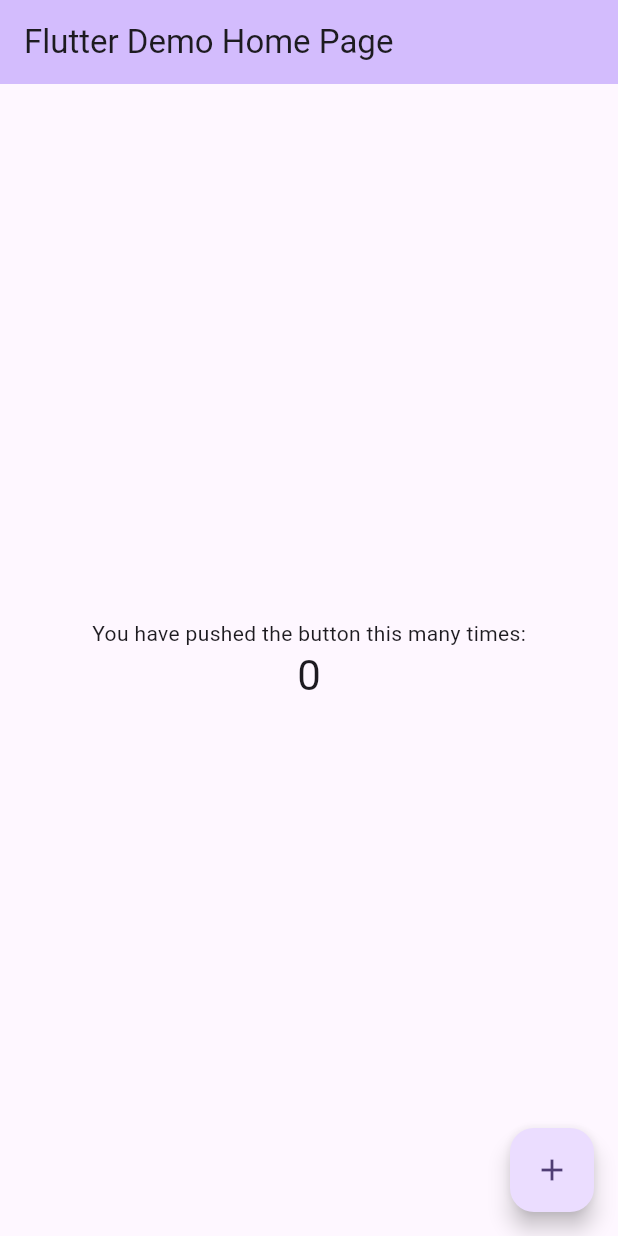
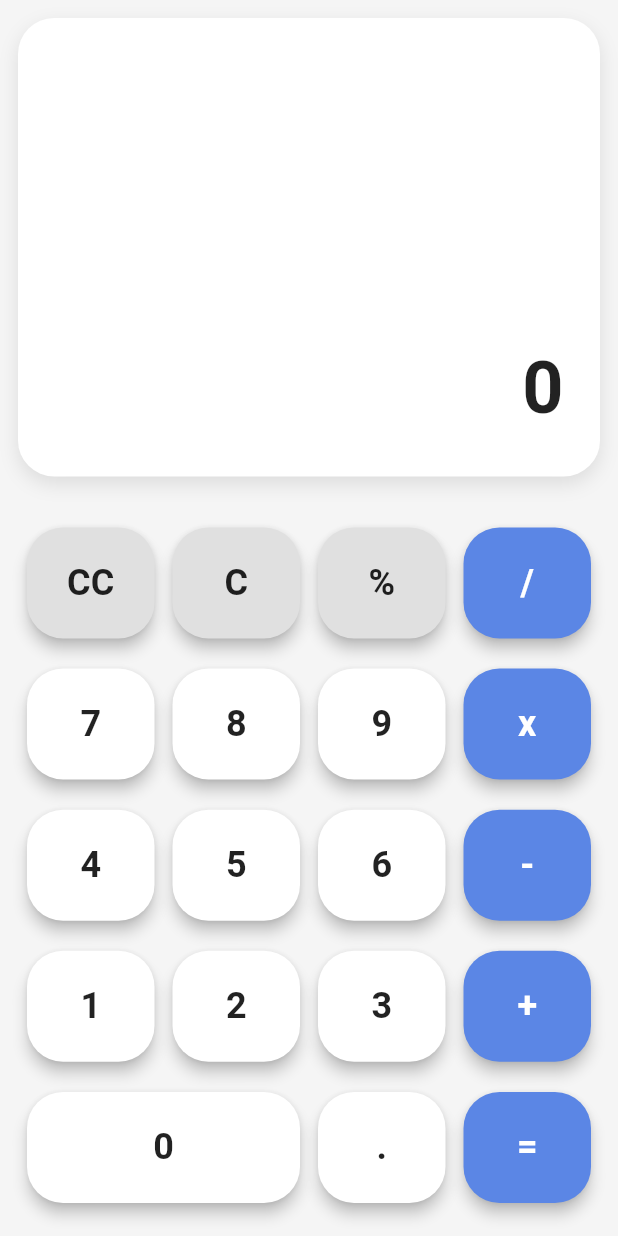
Before and after one commit to AbuBakarSiddikNayem/my_calculator, a Flutter app: the screen it shows after launch, on a phone screen of 412 x 824 dp. Run offline on Flutter 3.47's test engine with Material 3 defaults, Android fonts, the phone set to English and light mode, and no system bars.

Commit message:
Implement calculator functionality with UI in Home_Screen.dart

```diff
--- /dev/null
+++ b/lib/Src/Screens/Home_Screen.dart
@@ -0,0 +1,400 @@
+import 'package:flutter/material.dart';
+
+class CalculatorScreen extends StatefulWidget {
+  const CalculatorScreen({super.key});
+
+  @override
+  State<CalculatorScreen> createState() => _CalculatorScreenState();
+}
+
+class _CalculatorScreenState extends State<CalculatorScreen> {
+  String _input = '0';
+  String _result = '';
+  String _operation = '';
+  double _num1 = 0;
+  bool _isOperationClicked = false;
+  String _history = '';
+  String _currentCalculation = '';
+  bool _isResultShown = false;
+
+  void _onNumberClick(String value) {
+    setState(() {
+      if (_input == '0' || _isOperationClicked || _isResultShown) {
+        _input = value;
+        _isOperationClicked = false;
+        if (_isResultShown) {
+          _result = '';
+          _currentCalculation = '';
+          _operation = '';
+          _num1 = 0;
+        }
+        _isResultShown = false;
+      } else {
+        _input += value;
+      }
+
+      if (_operation.isNotEmpty) {
+        _currentCalculation = "${_num1.toString()} $_operation $_input";
+      }
+    });
+  }
+
+  void _onOperationClick(String operation) {
+    setState(() {
+      if (_isResultShown) {
+        _result = '';
+        _isResultShown = false;
+        _currentCalculation = '';
+      }
+      _num1 = double.tryParse(_input) ?? 0;
+      _operation = operation;
+      _isOperationClicked = true;
+
+      _currentCalculation = "${_num1.toString()} $operation";
+    });
+  }
+
+  void _onEqualClick() {
+    setState(() {
+      double num2 = double.tryParse(_input) ?? 0;
+      double result = 0;
+      String fullCalculation = "$_num1 $_operation $num2";
+      switch (_operation) {
+        case '+':
+          result = _num1 + num2;
+          break;
+        case '-':
+          result = _num1 - num2;
+          break;
+        case 'x':
+          result = _num1 * num2;
+          break;
+        case '/':
+          if (num2 != 0) {
+            result = _num1 / num2;
+          } else {
+            _result = 'Error';
+            _input = '0';
+            _history = '$fullCalculation = Error';
+            _currentCalculation = '';
+            _isResultShown = true;
+
+            return;
+          }
+          break;
+      }
+      _result = (result == result.toInt())
+          ? result.toInt().toString()
+          : result.toString();
+
+      _history = '$_history\n$fullCalculation = $_result';
+      _input = '0';
+      _currentCalculation = '';
+      _operation = '';
+      _isResultShown = true;
+    });
+  }
+
+  void _onClearClick() {
+    setState(() {
+      _input = '0';
+      _result = '';
+      _operation = '';
+      _num1 = 0;
+      _currentCalculation = '';
+      _isResultShown = false;
+    });
+  }
+
+  void _onBackspaceClick() {
+    setState(() {
+      if (_input.length > 1) {
+        _input = _input.substring(0, _input.length - 1);
+      } else {
+        _input = '0';
+      }
+    });
+  }
+
+  void _onDecimalClick() {
+    setState(() {
+      if (!_input.contains('.')) {
+        _input += '.';
+      }
+    });
+  }
+
+  Widget _buildButton(
+    String text,
+    Color textColor,
+    Color buttonColor,
+    VoidCallback onPressed,
+  ) {
+    bool isWideButton = text == '0';
+    return Expanded(
+      flex: isWideButton ? 2 : 1,
+      child: Padding(
+        padding: EdgeInsets.all(6),
+        child: ElevatedButton(
+          onPressed: onPressed,
+          style: ElevatedButton.styleFrom(
+            backgroundColor: buttonColor,
+            foregroundColor: textColor,
+            shape: RoundedRectangleBorder(
+              borderRadius: BorderRadius.circular(24),
+            ),
+            padding: EdgeInsets.all(20),
+            elevation: 4,
+          ),
+          child: Text(
+            text,
+            style: TextStyle(fontSize: 24, fontWeight: FontWeight.bold),
+          ),
+        ),
+      ),
+    );
+  }
+
+  @override
+  Widget build(BuildContext context) {
+    final backgroundColor = Color(0xFFF5F5F5);
+    final displayColor = Colors.white;
+    final operatorButtonColor = Color(0xFF5B86E5);
+    final numberButtonColor = Colors.white;
+    final functionButtonColor = Color(0xFFE0E0E0);
+
+    final numberTextColor = Colors.black87;
+    final operatorTextColor = Colors.white;
+    final functionTextColor = Colors.black87;
+    return Scaffold(
+      backgroundColor: backgroundColor,
+      body: SafeArea(
+        child: Column(
+          children: [
+            Expanded(
+              flex: 4,
+              child: Container(
+                width: double.infinity,
+                padding: EdgeInsets.all(24),
+                margin: EdgeInsets.all(12),
+                decoration: BoxDecoration(
+                  color: displayColor,
+                  borderRadius: BorderRadius.circular(24),
+                  boxShadow: [
+                    BoxShadow(
+                      color: Colors.black.withOpacity(0.1),
+                      blurRadius: 10,
+                      offset: Offset(0, 5),
+                    ),
+                  ],
+                ),
+                child: Column(
+                  mainAxisAlignment: MainAxisAlignment.end,
+                  crossAxisAlignment: CrossAxisAlignment.end,
+                  children: [
+                    if (_history.isNotEmpty)
+                      Text(
+                        _history,
+                        style: TextStyle(fontSize: 18, color: Colors.grey[600]),
+                        textAlign: TextAlign.end,
+                      ),
+                    SizedBox(height: 5),
+                    if (_currentCalculation.isNotEmpty)
+                      Text(
+                        _currentCalculation,
+                        style: TextStyle(
+                          fontSize: 22,
+                          color: Colors.grey[700],
+                          fontWeight: FontWeight.w500,
+                        ),
+                        textAlign: TextAlign.end,
+                      ),
+                    SizedBox(height: 10),
+                    if (_result.isNotEmpty)
+                      Text(
+                        "= $_result",
+                        style: TextStyle(
+                          fontSize: 32,
+                          fontWeight: FontWeight.w500,
+                          color: operatorTextColor,
+                        ),
+                        textAlign: TextAlign.end,
+                      ),
+                    Text(
+                      _input,
+                      style: TextStyle(
+                        fontSize: 48,
+                        fontWeight: FontWeight.bold,
+                        color: Colors.black87,
+                      ),
+                      textAlign: TextAlign.end,
+                    ),
+                  ],
+                ),
+              ),
+            ),
+            Expanded(
+              flex: 6,
+              child: Container(
+                padding: EdgeInsets.all(12),
+                child: Column(
+                  children: [
+                    Expanded(
+                      child: Row(
+                        children: [
+                          _buildButton(
+                            "CC",
+                            functionTextColor,
+                            functionButtonColor,
+                            _onClearClick,
+                          ),
+                          _buildButton(
+                            "C",
+                            functionTextColor,
+                            functionButtonColor,
+                            _onBackspaceClick,
+                          ),
+                          _buildButton(
+                            "%",
+                            functionTextColor,
+                            functionButtonColor,
+                            () {
+                              setState(() {
+                                double temp = double.parse(_input) / 100;
+                                _input = temp.toString();
+                              });
+                            },
+                          ),
+                          _buildButton(
+                            "/",
+                            operatorTextColor,
+                            operatorButtonColor,
+                            () => _onOperationClick('/'),
+                          ),
+                        ],
+                      ),
+                    ),
+                    Expanded(
+                      child: Row(
+                        children: [
+                          _buildButton(
+                            "7",
+                            numberTextColor,
+                            numberButtonColor,
+                            () => _onNumberClick('7'),
+                          ),
+                          _buildButton(
+                            "8",
+                            numberTextColor,
+                            numberButtonColor,
+                            () => _onNumberClick('8'),
+                          ),
+                          _buildButton(
+                            "9",
+                            numberTextColor,
+                            numberButtonColor,
+                            () => _onNumberClick('9'),
+                          ),
+                          _buildButton(
+                            "x",
+                            operatorTextColor,
+                            operatorButtonColor,
+                            () => _onOperationClick('x'),
+                          ),
+                        ],
+                      ),
+                    ),
+                    Expanded(
+                      child: Row(
+                        children: [
+                          _buildButton(
+                            "4",
+                            numberTextColor,
+                            numberButtonColor,
+                            () => _onNumberClick('4'),
+                          ),
+                          _buildButton(
+                            "5",
+                            numberTextColor,
+                            numberButtonColor,
+                            () => _onNumberClick('5'),
+                          ),
+                          _buildButton(
+                            "6",
+                            numberTextColor,
+                            numberButtonColor,
+                            () => _onNumberClick('6'),
+                          ),
+                          _buildButton(
+                            "-",
+                            operatorTextColor,
+                            operatorButtonColor,
+                            () => _onOperationClick('-'),
+                          ),
+                        ],
+                      ),
+                    ),
+                    Expanded(
+                      child: Row(
+                        children: [
+                          _buildButton(
+                            "1",
+                            numberTextColor,
+                            numberButtonColor,
+                            () => _onNumberClick('1'),
+                          ),
+                          _buildButton(
+                            "2",
+                            numberTextColor,
+                            numberButtonColor,
+                            () => _onNumberClick('2'),
+                          ),
+                          _buildButton(
+                            "3",
+                            numberTextColor,
+                            numberButtonColor,
+                            () => _onNumberClick('3'),
+                          ),
+                          _buildButton(
+                            "+",
+                            operatorTextColor,
+                            operatorButtonColor,
+                            () => _onOperationClick('+'),
+                          ),
+                        ],
+                      ),
+                    ),
+                    Expanded(
+                      child: Row(
+                        children: [
+                          _buildButton(
+                            "0",
+                            numberTextColor,
+                            numberButtonColor,
+                            () => _onNumberClick('0'),
+                          ),
+                          _buildButton(
+                            ".",
+                            numberTextColor,
+                            numberButtonColor,
+                            _onDecimalClick,
+                          ),
+                          _buildButton(
+                            "=",
+                            operatorTextColor,
+                            operatorButtonColor,
+                            _onEqualClick,
+                          ),
+                        ],
+                      ),
+                    ),
+                  ],
+                ),
+              ),
+            ),
+          ],
+        ),
+      ),
+    );
+  }
+}
--- a/lib/main.dart
+++ b/lib/main.dart
@@ -1,122 +1,23 @@
 import 'package:flutter/material.dart';
+import 'package:my_calculator/Src/Screens/Home_Screen.dart';
 
 void main() {
-  runApp(const MyApp());
+  runApp(MyApp());
 }
 
 class MyApp extends StatelessWidget {
   const MyApp({super.key});
 
-  // This widget is the root of your application.
   @override
   Widget build(BuildContext context) {
     return MaterialApp(
-      title: 'Flutter Demo',
+      home: CalculatorScreen(),
+      debugShowCheckedModeBanner: false,
       theme: ThemeData(
-        // This is the theme of your application.
-        //
-        // TRY THIS: Try running your application with "flutter run". You'll see
-        // the application has a purple toolbar. Then, without quitting the app,
-        // try changing the seedColor in the colorScheme below to Colors.green
-        // and then invoke "hot reload" (save your changes or press the "hot
-        // reload" button in a Flutter-supported IDE, or press "r" if you used
-        // the command line to start the app).
-        //
-        // Notice that the counter didn't reset back to zero; the application
-        // state is not lost during the reload. To reset the state, use hot
-        // restart instead.
-        //
-        // This works for code too, not just values: Most code changes can be
-        // tested with just a hot reload.
-        colorScheme: ColorScheme.fromSeed(seedColor: Colors.deepPurple),
+        primarySwatch: Colors.blue,
+        brightness: Brightness.light,
+        fontFamily: 'Roboto',
       ),
-      home: const MyHomePage(title: 'Flutter Demo Home Page'),
     );
   }
 }
-
-class MyHomePage extends StatefulWidget {
-  const MyHomePage({super.key, required this.title});
-
-  // This widget is the home page of your application. It is stateful, meaning
-  // that it has a State object (defined below) that contains fields that affect
-  // how it looks.
-
-  // This class is the configuration for the state. It holds the values (in this
-  // case the title) provided by the parent (in this case the App widget) and
-  // used by the build method of the State. Fields in a Widget subclass are
-  // always marked "final".
-
-  final String title;
-
-  @override
-  State<MyHomePage> createState() => _MyHomePageState();
-}
-
-class _MyHomePageState extends State<MyHomePage> {
-  int _counter = 0;
-
-  void _incrementCounter() {
-    setState(() {
-      // This call to setState tells the Flutter framework that something has
-      // changed in this State, which causes it to rerun the build method below
-      // so that the display can reflect the updated values. If we changed
-      // _counter without calling setState(), then the build method would not be
-      // called again, and so nothing would appear to happen.
-      _counter++;
-    });
-  }
-
-  @override
-  Widget build(BuildContext context) {
-    // This method is rerun every time setState is called, for instance as done
-    // by the _incrementCounter method above.
-    //
-    // The Flutter framework has been optimized to make rerunning build methods
-    // fast, so that you can just rebuild anything that needs updating rather
-    // than having to individually change instances of widgets.
-    return Scaffold(
-      appBar: AppBar(
-        // TRY THIS: Try changing the color here to a specific color (to
-        // Colors.amber, perhaps?) and trigger a hot reload to see the AppBar
-        // change color while the other colors stay the same.
-        backgroundColor: Theme.of(context).colorScheme.inversePrimary,
-        // Here we take the value from the MyHomePage object that was created by
-        // the App.build method, and use it to set our appbar title.
-        title: Text(widget.title),
-      ),
-      body: Center(
-        // Center is a layout widget. It takes a single child and positions it
-        // in the middle of the parent.
-        child: Column(
-          // Column is also a layout widget. It takes a list of children and
-          // arranges them vertically. By default, it sizes itself to fit its
-          // children horizontally, and tries to be as tall as its parent.
-          //
-          // Column has various properties to control how it sizes itself and
-          // how it positions its children. Here we use mainAxisAlignment to
-          // center the children vertically; the main axis here is the vertical
-          // axis because Columns are vertical (the cross axis would be
-          // horizontal).
-          //
-          // TRY THIS: Invoke "debug painting" (choose the "Toggle Debug Paint"
-          // action in the IDE, or press "p" in the console), to see the
-          // wireframe for each widget.
-          mainAxisAlignment: MainAxisAlignment.center,
-          children: <Widget>[
-            const Text('You have pushed the button this many times:'),
-            Text(
-              '$_counter',
-              style: Theme.of(context).textTheme.headlineMedium,
-            ),
-          ],
-        ),
-      ),
-      floatingActionButton: FloatingActionButton(
-        onPressed: _incrementCounter,
-        tooltip: 'Increment',
-        child: const Icon(Icons.add),
-      ), // This trailing comma makes auto-formatting nicer for build methods.
-    );
-  }
-}
```
